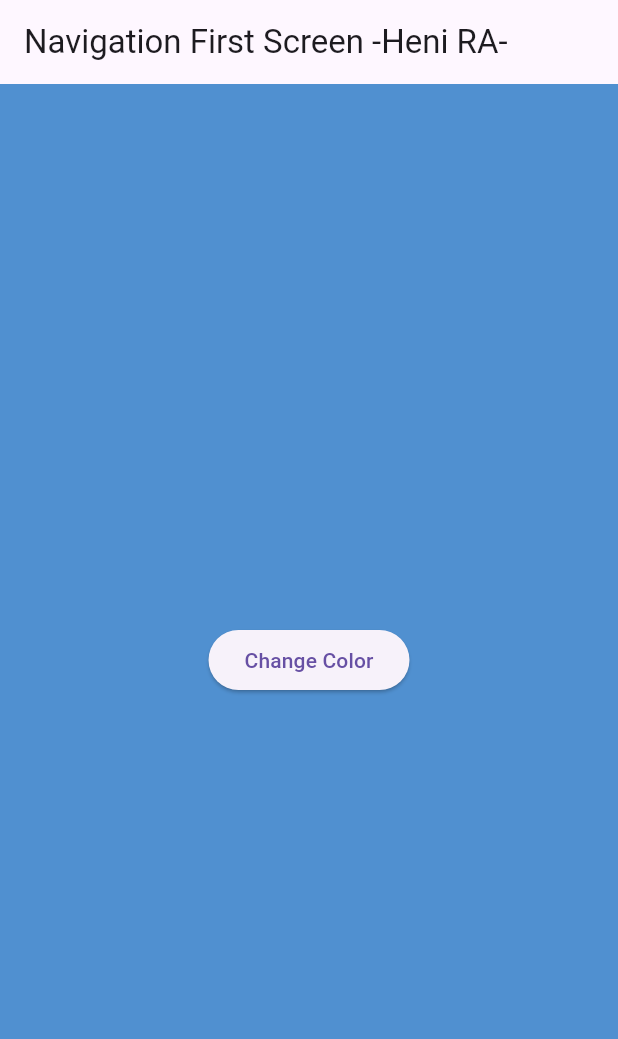
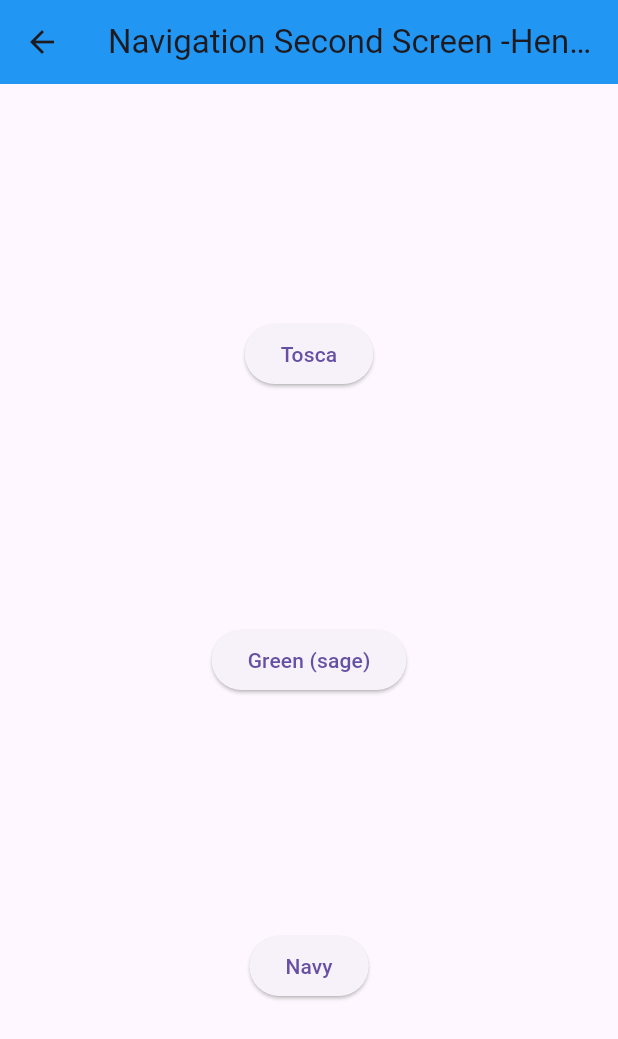
Before and after one commit to hraa3421/books, a Flutter app: the screen it shows after launch, after a tap on "Change Color", on a phone screen of 412 x 824 dp. Shown: the top 1039 px of the screen. Run offline on Flutter 3.47's test engine with Material 3 defaults, Android fonts, the phone set to English and light mode, and no system bars; our stand-ins replace geolocator.

```diff
--- a/lib/navigation_first.dart
+++ b/lib/navigation_first.dart
@@ -1,3 +1,4 @@
+import 'package:books/navigation_second.dart';
 import 'package:flutter/material.dart';
 
 class NavigationFirst extends StatefulWidget {
@@ -27,7 +28,12 @@ class _NavigationFirstState extends State<NavigationFirst> {
   }
 
   // Deklarasi method _navigateAndGetColor
-  void _navigateAndGetColor(BuildContext context) {
-    // Implementasi method ini akan ditambahkan di sini
+   Future<void> _navigateAndGetColor(BuildContext context) async {
+    color = await Navigator.push(
+          context,
+          MaterialPageRoute(builder: (context) => const NavigationSecond()),
+        ) ?? Colors.blue;
+
+    setState(() {});
   }
 }
--- /dev/null
+++ b/lib/navigation_second.dart
@@ -0,0 +1,50 @@
+import 'package:flutter/material.dart';
+
+class NavigationSecond extends StatefulWidget {
+  const NavigationSecond({super.key});
+
+  @override
+  State<NavigationSecond> createState() => _NavigationSecondState();
+}
+
+
+class _NavigationSecondState extends State<NavigationSecond> {
+  @override
+  Widget build(BuildContext context) {
+    Color color;
+    return Scaffold(
+      appBar: AppBar(
+        title: const Text('Navigation Second Screen -Heni RA-'),
+        backgroundColor: Colors.blue,
+      ),
+      body: Center(
+        child: Column(
+          mainAxisAlignment: MainAxisAlignment.spaceEvenly,
+          children: [
+            ElevatedButton(
+              child: const Text('Tosca'),
+              onPressed: () {
+                color = const Color.fromARGB(255, 125, 193, 224);
+                Navigator.pop(context, color);
+              },
+            ),
+            ElevatedButton(
+              child: const Text('Green (sage)'),
+              onPressed: () {
+                color = const Color.fromARGB(255, 148, 194, 150);
+                Navigator.pop(context, color);
+              },
+            ),
+            ElevatedButton(
+              child: const Text('Navy'),
+              onPressed: () {
+                color = const Color.fromARGB(255, 2, 71, 140);
+                Navigator.pop(context, color);
+              },
+            ),
+          ],
+        ),
+      ),
+    );
+  }
+}
```
Also changed, not shown: assets/W5_Soal_16.gif (added), 1 other file.
